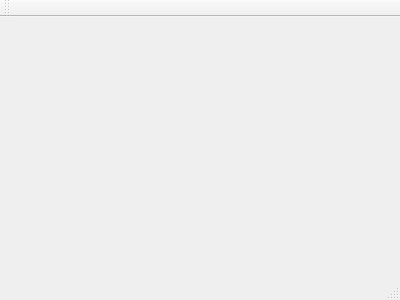
First picture: the form in SafetyTest/mainwindow.ui, repository ChinaClever/CleverTool, before the edit.
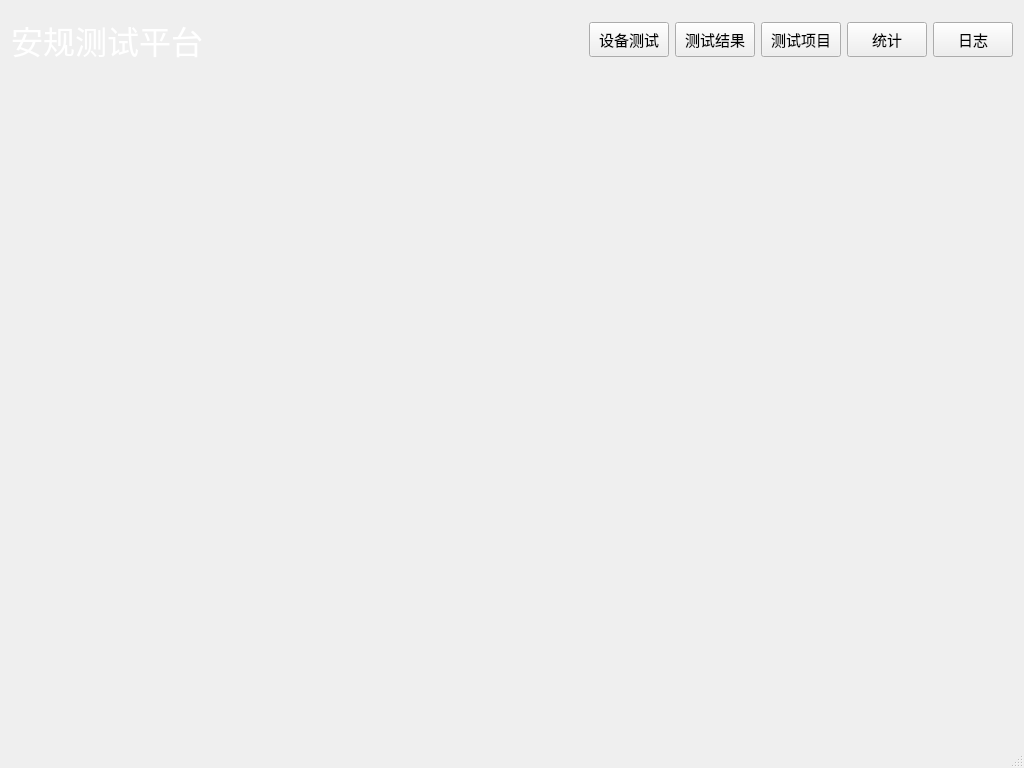
Second picture: the form after the edit. Custom widgets are drawn as their Qt base class.

Commit message: 增加日志功能

```diff
--- a/SafetyTest/mainwindow.ui
+++ b/SafetyTest/mainwindow.ui
@@ -6,24 +6,189 @@
    <rect>
     <x>0</x>
     <y>0</y>
-    <width>400</width>
-    <height>300</height>
+    <width>1024</width>
+    <height>768</height>
    </rect>
   </property>
   <property name="windowTitle">
    <string>MainWindow</string>
   </property>
   <widget class="QWidget" name="centralWidget">
-   <widget class="GaugeArc" name="gaugeArc">
-    <property name="geometry">
-     <rect>
-      <x>70</x>
-      <y>10</y>
-      <width>200</width>
-      <height>200</height>
-     </rect>
+   <layout class="QGridLayout" name="gridLayout_2">
+    <property name="leftMargin">
+     <number>0</number>
     </property>
-   </widget>
+    <property name="topMargin">
+     <number>0</number>
+    </property>
+    <property name="rightMargin">
+     <number>0</number>
+    </property>
+    <property name="bottomMargin">
+     <number>0</number>
+    </property>
+    <property name="spacing">
+     <number>0</number>
+    </property>
+    <item row="0" column="0">
+     <widget class="QWidget" name="widget" native="true">
+      <property name="minimumSize">
+       <size>
+        <width>0</width>
+        <height>80</height>
+       </size>
+      </property>
+      <property name="maximumSize">
+       <size>
+        <width>16777215</width>
+        <height>80</height>
+       </size>
+      </property>
+      <property name="styleSheet">
+       <string notr="true"/>
+      </property>
+      <layout class="QGridLayout" name="gridLayout">
+       <item row="0" column="0">
+        <layout class="QHBoxLayout" name="horizontalLayout">
+         <item>
+          <widget class="QLabel" name="titleLab">
+           <property name="font">
+            <font>
+             <family>微软雅黑</family>
+             <pointsize>24</pointsize>
+            </font>
+           </property>
+           <property name="styleSheet">
+            <string notr="true">color: rgb(255, 255, 255);</string>
+           </property>
+           <property name="text">
+            <string>安规测试平台</string>
+           </property>
+          </widget>
+         </item>
+         <item>
+          <spacer name="horizontalSpacer">
+           <property name="orientation">
+            <enum>Qt::Horizontal</enum>
+           </property>
+           <property name="sizeHint" stdset="0">
+            <size>
+             <width>40</width>
+             <height>20</height>
+            </size>
+           </property>
+          </spacer>
+         </item>
+         <item>
+          <widget class="QPushButton" name="testBtn">
+           <property name="sizePolicy">
+            <sizepolicy hsizetype="Minimum" vsizetype="Fixed">
+             <horstretch>0</horstretch>
+             <verstretch>0</verstretch>
+            </sizepolicy>
+           </property>
+           <property name="minimumSize">
+            <size>
+             <width>0</width>
+             <height>35</height>
+            </size>
+           </property>
+           <property name="font">
+            <font>
+             <family>微软雅黑</family>
+             <pointsize>11</pointsize>
+            </font>
+           </property>
+           <property name="text">
+            <string>设备测试</string>
+           </property>
+          </widget>
+         </item>
+         <item>
+          <widget class="QPushButton" name="resultBtn">
+           <property name="minimumSize">
+            <size>
+             <width>0</width>
+             <height>35</height>
+            </size>
+           </property>
+           <property name="font">
+            <font>
+             <family>微软雅黑</family>
+             <pointsize>11</pointsize>
+            </font>
+           </property>
+           <property name="text">
+            <string>测试结果</string>
+           </property>
+          </widget>
+         </item>
+         <item>
+          <widget class="QPushButton" name="itemBtn">
+           <property name="minimumSize">
+            <size>
+             <width>0</width>
+             <height>35</height>
+            </size>
+           </property>
+           <property name="font">
+            <font>
+             <family>微软雅黑</family>
+             <pointsize>11</pointsize>
+            </font>
+           </property>
+           <property name="text">
+            <string>测试项目</string>
+           </property>
+          </widget>
+         </item>
+         <item>
+          <widget class="QPushButton" name="tgBtn">
+           <property name="minimumSize">
+            <size>
+             <width>0</width>
+             <height>35</height>
+            </size>
+           </property>
+           <property name="font">
+            <font>
+             <family>微软雅黑</family>
+             <pointsize>11</pointsize>
+            </font>
+           </property>
+           <property name="text">
+            <string>统计</string>
+           </property>
+          </widget>
+         </item>
+         <item>
+          <widget class="QPushButton" name="logBtn">
+           <property name="minimumSize">
+            <size>
+             <width>0</width>
+             <height>35</height>
+            </size>
+           </property>
+           <property name="font">
+            <font>
+             <family>微软雅黑</family>
+             <pointsize>11</pointsize>
+            </font>
+           </property>
+           <property name="text">
+            <string>日志</string>
+           </property>
+          </widget>
+         </item>
+        </layout>
+       </item>
+      </layout>
+     </widget>
+    </item>
+    <item row="1" column="0">
+     <widget class="QStackedWidget" name="stackedWid"/>
+    </item>
+   </layout>
   </widget>
   <widget class="QMenuBar" name="menuBar">
    <property name="geometry">
@@ -35,24 +200,9 @@
     </rect>
    </property>
   </widget>
-  <widget class="QToolBar" name="mainToolBar">
-   <attribute name="toolBarArea">
-    <enum>TopToolBarArea</enum>
-   </attribute>
-   <attribute name="toolBarBreak">
-    <bool>false</bool>
-   </attribute>
-  </widget>
   <widget class="QStatusBar" name="statusBar"/>
  </widget>
  <layoutdefault spacing="6" margin="11"/>
- <customwidgets>
-  <customwidget>
-   <class>GaugeArc</class>
-   <extends>QWidget</extends>
-   <header>gaugearc.h</header>
-  </customwidget>
- </customwidgets>
  <resources/>
  <connections/>
 </ui>
```
Left out of the diff: 4 changed lines with no effect on the pictures. The commit also changes 17 other files.
